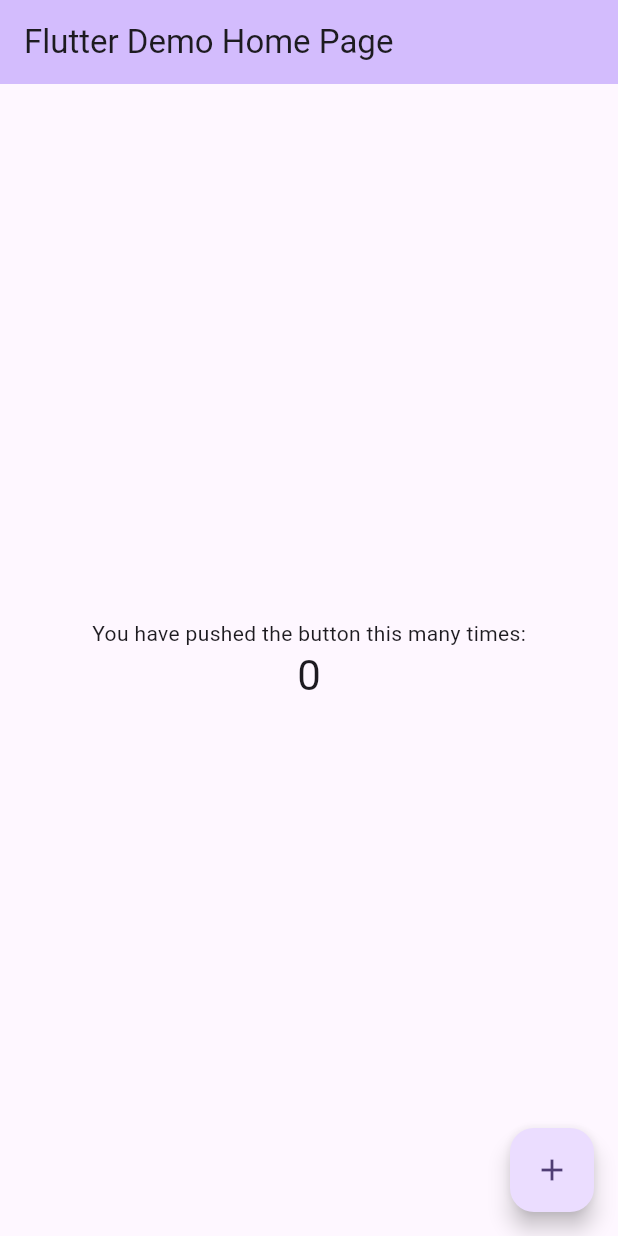
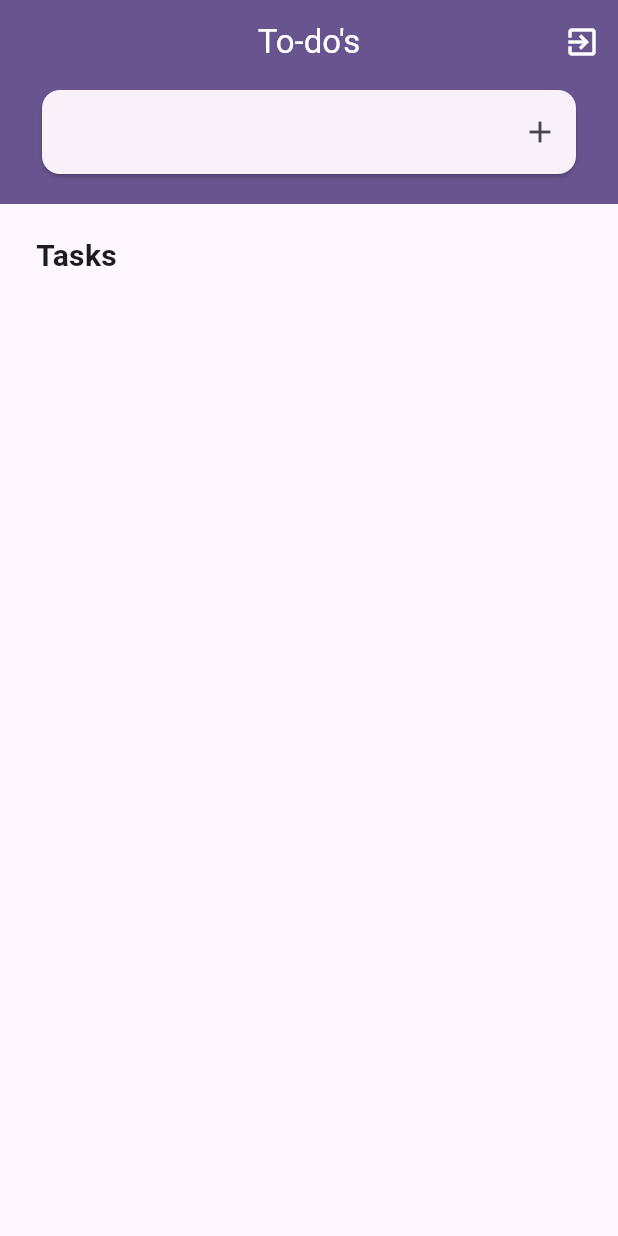
Before and after one commit to douglasF5/to-do-flutter, a Flutter app: the screen it shows once a user with an empty profile is signed in, on a phone screen of 412 x 824 dp. Run offline on Flutter 3.47's test engine with Material 2 defaults, Android fonts, the phone set to English and light mode, and no system bars; our stand-ins replace cloud_firestore, firebase_auth, firebase_core; accounts and stored records are empty; network calls fail.

Commit message:
add todo screen and logout functionality

```diff
--- a/lib/main.dart
+++ b/lib/main.dart
@@ -22,6 +22,7 @@ class App extends StatelessWidget {
   @override
   Widget build(BuildContext context) {
     return MaterialApp(
+      debugShowCheckedModeBanner: false,
       title: 'Flutter Demo',
       theme: ThemeData(
         colorScheme: ColorScheme.fromSeed(seedColor: Colors.deepPurple),
@@ -55,7 +56,10 @@ class _RootState extends State<Root> {
               firestore: _firestore,
             );
           } else {
-            return const HomeScreen(title: 'Flutter Demo Home Page');
+            return HomeScreen(
+              auth: _auth,
+              firestore: _firestore,
+            );
           }
         } else {
           return const Scaffold(
--- a/lib/screens/home_page.dart
+++ b/lib/screens/home_page.dart
@@ -1,47 +1,141 @@
 import 'package:flutter/material.dart';
+import 'package:cloud_firestore/cloud_firestore.dart';
+import 'package:firebase_auth/firebase_auth.dart';
+import '../services/auth.dart';
 
 class HomeScreen extends StatefulWidget {
-  const HomeScreen({super.key, required this.title});
-  final String title;
+  final FirebaseAuth auth;
+  final FirebaseFirestore firestore;
+
+  const HomeScreen({required this.auth, required this.firestore, super.key});
 
   @override
-  State<HomeScreen> createState() => _HomeScreenState();
+  State<HomeScreen> createState() => _HomeScreen();
 }
 
-class _HomeScreenState extends State<HomeScreen> {
-  int _counter = 0;
-
-  void _incrementCounter() {
-    setState(() {
-      _counter++;
-    });
-  }
+class _HomeScreen extends State<HomeScreen> {
+  final TextEditingController _todoController = TextEditingController();
 
   @override
   Widget build(BuildContext context) {
     return Scaffold(
       appBar: AppBar(
-        backgroundColor: Theme.of(context).colorScheme.inversePrimary,
-        title: Text(widget.title),
+        title: const Text('To-do\'s'),
+        centerTitle: true,
+        backgroundColor: Theme.of(context).colorScheme.primary,
+        foregroundColor: Theme.of(context).colorScheme.onPrimary,
+        actions: [
+          IconButton(
+            key: const ValueKey('signOut'),
+            icon: const Icon(Icons.exit_to_app),
+            onPressed: () {
+              Auth(auth: widget.auth).signOut();
+            },
+          )
+        ],
       ),
-      body: Center(
-        child: Column(
-          mainAxisAlignment: MainAxisAlignment.center,
-          children: <Widget>[
-            const Text(
-              'You have pushed the button this many times:',
+      body: Column(
+        crossAxisAlignment: CrossAxisAlignment.start,
+        children: [
+          DecoratedBox(
+            decoration: BoxDecoration(
+              color: Theme.of(context).colorScheme.primary,
             ),
-            Text(
-              '$_counter',
-              style: Theme.of(context).textTheme.headlineMedium,
+            child: Padding(
+              padding:
+                  const EdgeInsets.only(left: 24.0, right: 24.0, bottom: 16.0),
+              child: Stack(
+                children: [
+                  Positioned(
+                    child: Card(
+                      child: Padding(
+                        padding: const EdgeInsets.only(
+                          left: 10.0,
+                          top: 4.0,
+                          bottom: 4.0,
+                        ),
+                        child: Row(
+                          children: [
+                            Expanded(
+                              child: TextFormField(
+                                key: const ValueKey("addField"),
+                                controller: _todoController,
+                                decoration: const InputDecoration(
+                                    border: InputBorder.none),
+                              ),
+                            ),
+                            IconButton(
+                              key: const ValueKey("addButton"),
+                              icon: const Icon(Icons.add),
+                              onPressed: () {
+                                // if (_todoController.text != "") {
+                                //   setState(() {
+                                //     Database(firestore: widget.firestore).addTodo(
+                                //         uid: widget.auth.currentUser.uid,
+                                //         content: _todoController.text);
+                                //     _todoController.clear();
+                                //   });
+                                // }
+                              },
+                            )
+                          ],
+                        ),
+                      ),
+                    ),
+                  )
+                ],
+              ),
             ),
-          ],
-        ),
-      ),
-      floatingActionButton: FloatingActionButton(
-        onPressed: _incrementCounter,
-        tooltip: 'Increment',
-        child: const Icon(Icons.add),
+          ),
+          const Padding(
+            padding: EdgeInsets.only(left: 24.0, right: 24.0, bottom: 24.0),
+            child: Column(
+              children: <Widget>[
+                SizedBox(
+                  height: 20,
+                ),
+                Text(
+                  "Tasks",
+                  textAlign: TextAlign.left,
+                  style: TextStyle(
+                    fontSize: 20,
+                    fontWeight: FontWeight.bold,
+                  ),
+                ),
+                // Expanded(
+                //   child: StreamBuilder(
+                //     stream: Database(firestore: widget.firestore)
+                //         .streamTodos(uid: widget.auth.currentUser.uid),
+                //     builder: (BuildContext context,
+                //         AsyncSnapshot<List<TodoModel>> snapshot) {
+                //       if (snapshot.connectionState == ConnectionState.active) {
+                //         if (snapshot.data.isEmpty) {
+                //           return const Center(
+                //             child: Text("You don't have any unfinished Todos"),
+                //           );
+                //         }
+                //         return ListView.builder(
+                //           itemCount: snapshot.data.length,
+                //           itemBuilder: (_, index) {
+                //             return TodoCard(
+                //               firestore: widget.firestore,
+                //               uid: widget.auth.currentUser.uid,
+                //               todo: snapshot.data[index],
+                //             );
+                //           },
+                //         );
+                //       } else {
+                //         return const Center(
+                //           child: Text("loading..."),
+                //         );
+                //       }
+                //     },
+                //   ),
+                // ),
+              ],
+            ),
+          ),
+        ],
       ),
     );
   }
--- a/lib/widgets/decorated_text_input.dart
+++ b/lib/widgets/decorated_text_input.dart
@@ -19,10 +19,9 @@ class _DecoratedTextInput extends State<DecoratedTextInput> {
         borderRadius: const BorderRadius.all(Radius.circular(8.0)),
         boxShadow: _getBoxShadow(fieldIsFocused),
       ),
-      child: FocusScope(
-          child: Focus(
-              onFocusChange: (focus) => setState(() => fieldIsFocused = focus),
-              child: widget.child)),
+      child: Focus(
+          onFocusChange: (focus) => setState(() => fieldIsFocused = focus),
+          child: widget.child),
     );
   }
 
```
